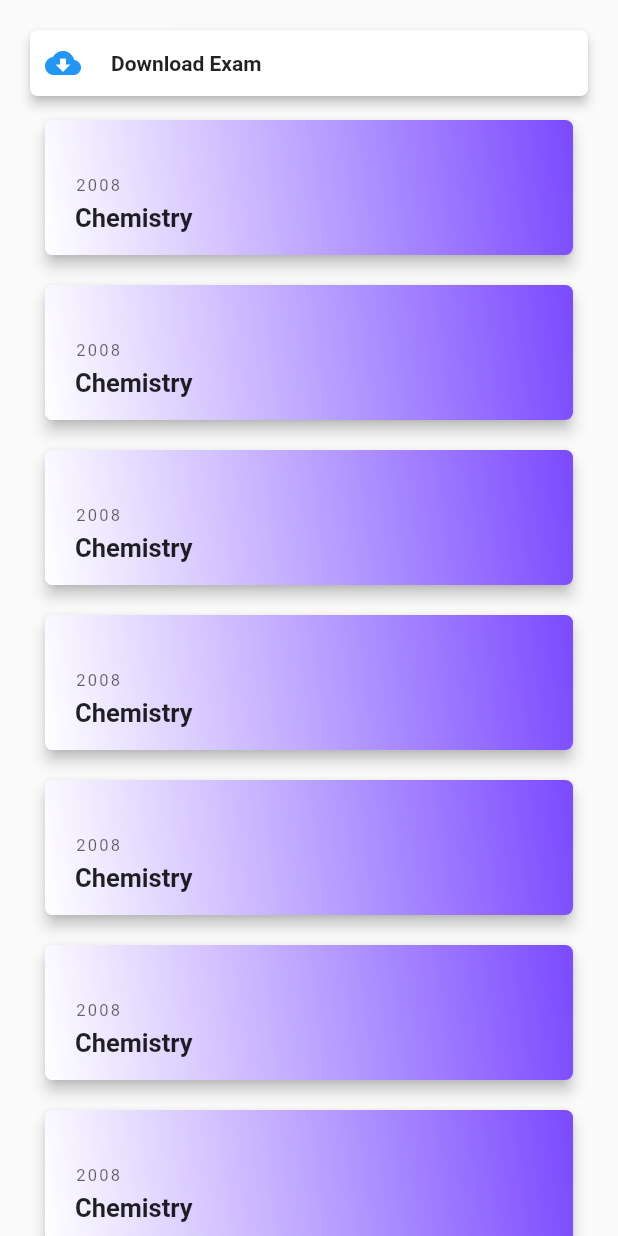
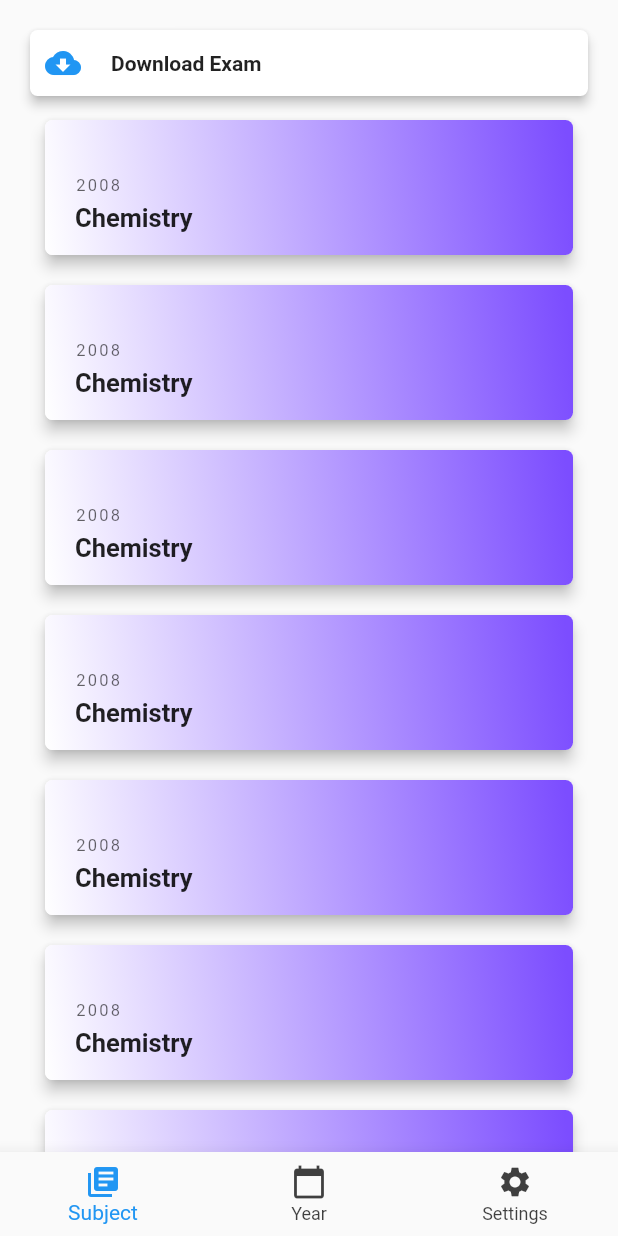
Before and after one commit to NabeelSeid/matriculation, a Flutter app: the screen it shows after launch, on a phone screen of 412 x 824 dp. Run offline on Flutter 3.47's test engine with Material 2 defaults, Android fonts, the phone set to English and light mode, and no system bars.

```diff
--- a/lib/ui/shared/colors.dart
+++ b/lib/ui/shared/colors.dart
@@ -1,6 +1,9 @@
 import 'package:flutter/material.dart';
 
 Color accent(context, {opacity: 1}) => Theme.of(context).accentColor;
+
+Color textColor(context, {opacity: 1}) =>
+    Theme.of(context).textTheme.bodyText2.color.withOpacity(opacity);
 
 Color cardBG(context, {opacity: 1}) =>
     Theme.of(context).cardColor.withOpacity(opacity);
--- a/lib/ui/views/home/home_view.dart
+++ b/lib/ui/views/home/home_view.dart
@@ -1,9 +1,17 @@
 import 'package:flutter/material.dart';
+import 'package:matric/ui/shared/colors.dart';
 import 'package:matric/ui/views/home/download_button.dart';
 import 'package:matric/ui/widgets/subject_button.dart';
 
-class HomeView extends StatelessWidget {
+class HomeView extends StatefulWidget {
   const HomeView({Key key}) : super(key: key);
+
+  @override
+  _HomeViewState createState() => _HomeViewState();
+}
+
+class _HomeViewState extends State<HomeView> {
+  int _currentIndex = 0;
 
   @override
   Widget build(BuildContext context) {
@@ -34,6 +42,20 @@ class HomeView extends StatelessWidget {
           ),
         ),
       ),
+      bottomNavigationBar: BottomNavigationBar(
+        currentIndex: _currentIndex,
+        unselectedItemColor: textColor(context, opacity: 0.75),
+        elevation: 10,
+        onTap: (int index) => setState(() => _currentIndex = index),
+        items: [
+          BottomNavigationBarItem(
+              icon: Icon(Icons.library_books), title: Text('Subject')),
+          BottomNavigationBarItem(
+              icon: Icon(Icons.calendar_today), title: Text('Year')),
+          BottomNavigationBarItem(
+              icon: Icon(Icons.settings), title: Text('Settings'))
+        ],
+      ),
     );
   }
 }
```
